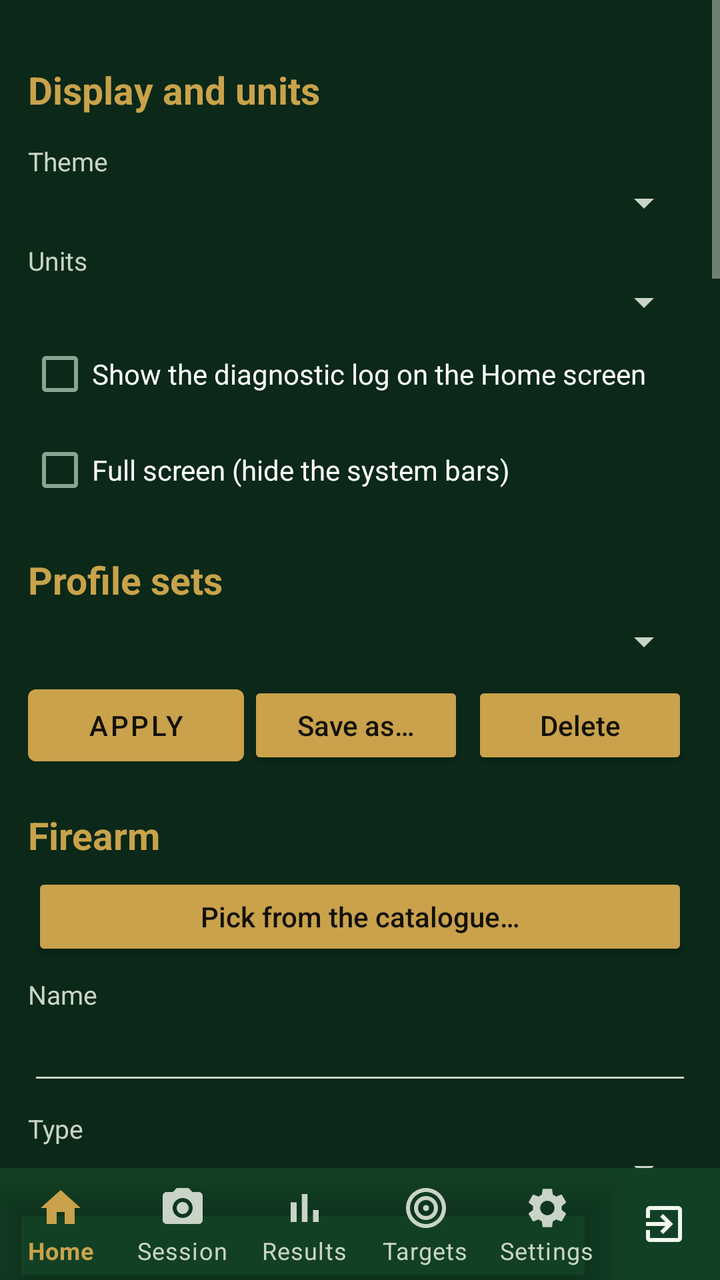
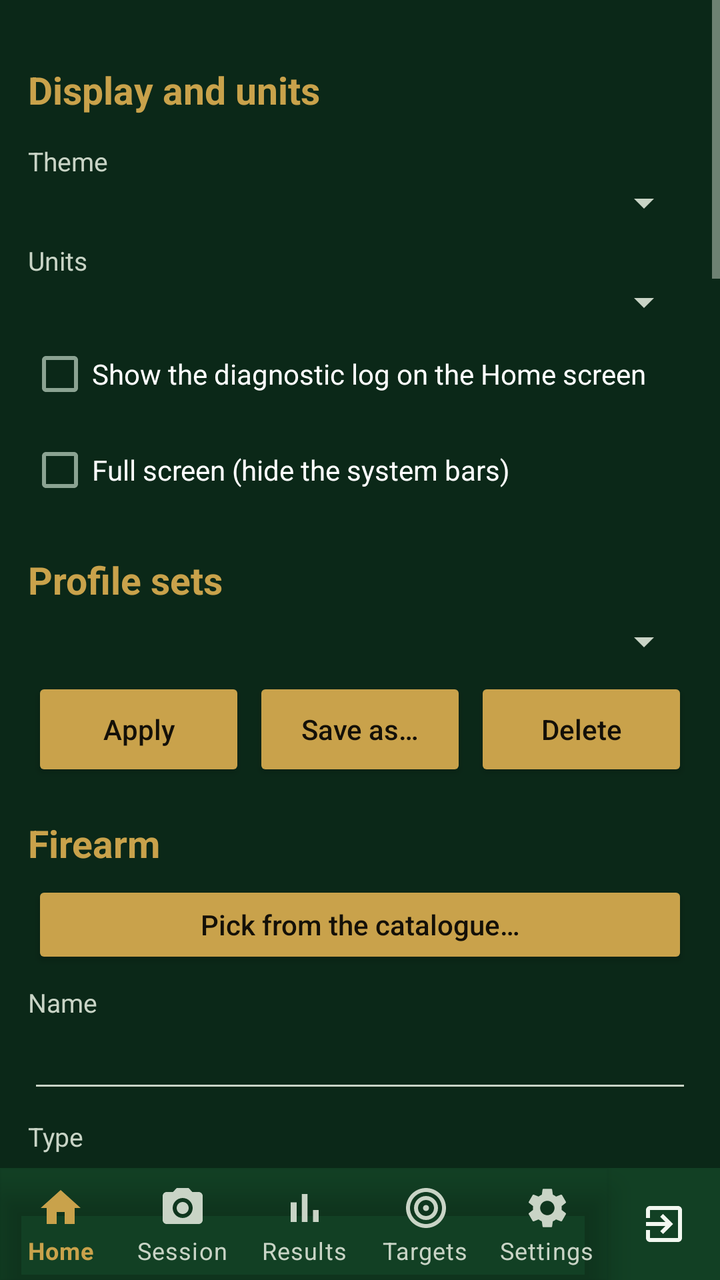

Compare the two renders of this Android layout. The source of the first and the diff that turns it into the second are given below.
<!-- AndroidManifest.xml: application theme Theme.STS -->
<!-- res/layout/activity_profile.xml -->
<?xml version="1.0" encoding="utf-8"?>
<LinearLayout xmlns:android="http://schemas.android.com/apk/res/android"
    android:layout_width="match_parent"
    android:layout_height="match_parent"
    android:orientation="vertical">

    <ScrollView
        android:layout_width="match_parent"
        android:layout_height="0dp"
        android:layout_weight="1">

        <LinearLayout
            android:layout_width="match_parent"
            android:layout_height="wrap_content"
            android:orientation="vertical"
            android:padding="14dp">

            
            <TextView style="@style/Sts.SectionHeading" android:text="Display and units" />

            <TextView style="@style/Sts.FieldLabel" android:text="Theme" />
            <Spinner android:id="@+id/spTheme"
                android:layout_width="match_parent" android:layout_height="wrap_content" />

            <TextView style="@style/Sts.FieldLabel" android:text="Units" />
            <Spinner android:id="@+id/spUnits"
                android:layout_width="match_parent" android:layout_height="wrap_content" />

            <CheckBox android:id="@+id/cbShowLog"
                android:layout_width="match_parent" android:layout_height="wrap_content"
                android:text="Show the diagnostic log on the Home screen" />

            <CheckBox android:id="@+id/cbFullScreen"
                android:layout_width="match_parent" android:layout_height="wrap_content"
                android:text="Full screen (hide the system bars)" />

            
            <TextView style="@style/Sts.SectionHeading" android:text="Profile sets" />

            <Spinner android:id="@+id/spSets"
                android:layout_width="match_parent" android:layout_height="wrap_content" />

            <LinearLayout
                android:layout_width="match_parent" android:layout_height="wrap_content"
                android:orientation="horizontal" android:layout_marginTop="6dp">
                <Button android:id="@+id/btnApplySet"
                    android:layout_width="0dp" android:layout_weight="1"
                    android:layout_height="wrap_content" android:text="Apply" />
                <Button android:id="@+id/btnSaveSet"
                    android:layout_width="0dp" android:layout_weight="1"
                    android:layout_height="wrap_content" android:text="Save as…"
                    style="@style/Sts.ActionButton" />
                <Button android:id="@+id/btnDeleteSet"
                    android:layout_width="0dp" android:layout_weight="1"
                    android:layout_height="wrap_content" android:text="Delete"
                    style="@style/Sts.ActionButton" />
            </LinearLayout>

            
            <TextView style="@style/Sts.SectionHeading" android:text="Firearm" />
            <Button android:id="@+id/btnRifleCatalog"
                android:layout_width="match_parent" android:layout_height="wrap_content"
                style="@style/Sts.ActionButton"
                android:text="Pick from the catalogue…" />

            <TextView style="@style/Sts.FieldLabel" android:text="Name" />
            <EditText android:id="@+id/etRifleName" android:layout_width="match_parent"
                android:layout_height="wrap_content" android:inputType="text" android:autofillHints="" />

            <TextView style="@style/Sts.FieldLabel" android:text="Type" />
            <Spinner android:id="@+id/spFirearmType"
                android:layout_width="match_parent" android:layout_height="wrap_content" />

            <TextView style="@style/Sts.FieldLabel" android:text="Chambering" />
            <EditText android:id="@+id/etCaliber" android:layout_width="match_parent"
                android:layout_height="wrap_content" android:inputType="text" android:autofillHints="" />

            <TextView style="@style/Sts.FieldLabel" android:text="Barrel length (in)" />
            <EditText android:id="@+id/etBarrel" android:layout_width="match_parent"
                android:layout_height="wrap_content" android:inputType="numberDecimal" android:autofillHints="" />

            <TextView style="@style/Sts.FieldLabel" android:text="Twist rate (1 turn in … in)" />
            <EditText android:id="@+id/etTwist" android:layout_width="match_parent"
                android:layout_height="wrap_content" android:inputType="numberDecimal" android:autofillHints="" />

            <TextView style="@style/Sts.FieldLabel" android:text="Sight height above bore (in)" />
            <EditText android:id="@+id/etSightHeight" android:layout_width="match_parent"
                android:layout_height="wrap_content" android:inputType="numberDecimal" android:autofillHints="" />

            <TextView style="@style/Sts.FieldLabel" android:text="Zero distance (m)" />
            <EditText android:id="@+id/etZero" android:layout_width="match_parent"
                android:layout_height="wrap_content" android:inputType="numberDecimal" android:autofillHints="" />

            
            <TextView style="@style/Sts.SectionHeading" android:text="Load" />
            <Button android:id="@+id/btnAmmoCatalog"
                android:layout_width="match_parent" android:layout_height="wrap_content"
                style="@style/Sts.ActionButton"
                android:text="Pick from the catalogue…" />

            <TextView style="@style/Sts.FieldLabel" android:text="Name" />
            <EditText android:id="@+id/etBulletName" android:layout_width="match_parent"
                android:layout_height="wrap_content" android:inputType="text" android:autofillHints="" />

            <TextView style="@style/Sts.FieldLabel" android:text="Projectile diameter (in)" />
            <EditText android:id="@+id/etDiameter" android:layout_width="match_parent"
                android:layout_height="wrap_content" android:inputType="numberDecimal" android:autofillHints="" />

            <TextView style="@style/Sts.FieldLabel" android:text="Weight (gr)" />
            <EditText android:id="@+id/etWeight" android:layout_width="match_parent"
                android:layout_height="wrap_content" android:inputType="numberDecimal" android:autofillHints="" />

            <TextView style="@style/Sts.FieldLabel" android:text="Muzzle velocity (fps)" />
            <EditText android:id="@+id/etMv" android:layout_width="match_parent"
                android:layout_height="wrap_content" android:inputType="numberDecimal" android:autofillHints="" />

            <TextView style="@style/Sts.FieldLabel" android:text="Ballistic coefficient (G1)" />
            <EditText android:id="@+id/etBc" android:layout_width="match_parent"
                android:layout_height="wrap_content" android:inputType="numberDecimal" android:autofillHints="" />

            <TextView android:id="@+id/tvPowerFactor" style="@style/Sts.Value"
                android:layout_marginTop="6dp" android:textSize="12sp" />

            
            <TextView style="@style/Sts.SectionHeading" android:text="Sight" />
            <Button android:id="@+id/btnScopeCatalog"
                android:layout_width="match_parent" android:layout_height="wrap_content"
                style="@style/Sts.ActionButton"
                android:text="Pick from the catalogue…" />

            <TextView style="@style/Sts.FieldLabel" android:text="Name" />
            <EditText android:id="@+id/etScopeName" android:layout_width="match_parent"
                android:layout_height="wrap_content" android:inputType="text" android:autofillHints="" />

            <TextView style="@style/Sts.FieldLabel" android:text="Sight type" />
            <Spinner android:id="@+id/spSightType"
                android:layout_width="match_parent" android:layout_height="wrap_content" />

            <TextView style="@style/Sts.FieldLabel" android:text="Click unit" />
            <Spinner android:id="@+id/spClickUnit"
                android:layout_width="match_parent" android:layout_height="wrap_content" />

            <TextView android:id="@+id/lblClickMm" style="@style/Sts.FieldLabel"
                android:text="Click movement (mm) at the reference distance" />
            <EditText android:id="@+id/etClickMm" android:layout_width="match_parent"
                android:layout_height="wrap_content" android:inputType="numberDecimal" android:autofillHints="" />

            <TextView android:id="@+id/lblClickRef" style="@style/Sts.FieldLabel"
                android:text="Reference distance (m)" />
            <EditText android:id="@+id/etClickRef" android:layout_width="match_parent"
                android:layout_height="wrap_content" android:inputType="numberDecimal" android:autofillHints="" />

            <TextView style="@style/Sts.FieldLabel" android:text="Sight radius (mm, iron sights only; 0 = unknown)" />
            <EditText android:id="@+id/etSightRadius" android:layout_width="match_parent"
                android:layout_height="wrap_content" android:inputType="numberDecimal" android:autofillHints="" />

            <TextView style="@style/Sts.FieldLabel" android:text="Elevation travel (MOA)" />
            <EditText android:id="@+id/etElevTravel" android:layout_width="match_parent"
                android:layout_height="wrap_content" android:inputType="numberDecimal" android:autofillHints="" />

            <TextView style="@style/Sts.FieldLabel" android:text="Windage travel (MOA)" />
            <EditText android:id="@+id/etWindTravel" android:layout_width="match_parent"
                android:layout_height="wrap_content" android:inputType="numberDecimal" android:autofillHints="" />

            <CheckBox android:id="@+id/cbInvertElev"
                android:layout_width="match_parent" android:layout_height="wrap_content"
                android:text="Elevation drum is marked the opposite way round" />
            <CheckBox android:id="@+id/cbInvertWind"
                android:layout_width="match_parent" android:layout_height="wrap_content"
                android:text="Windage drum is marked the opposite way round" />

            <TextView android:id="@+id/tvClickSummary" style="@style/Sts.Value"
                android:layout_marginTop="8dp" android:textSize="12sp" />

            <Button android:id="@+id/btnSave"
                android:layout_width="match_parent" android:layout_height="wrap_content"
                android:layout_marginTop="16dp"
                android:text="Save the active profiles" />

            
            <TextView style="@style/Sts.SectionHeading" android:text="Elsewhere" />
            <Button android:id="@+id/btnRules"
                android:layout_width="match_parent" android:layout_height="wrap_content"
                style="@style/Sts.ActionButton"
                android:text="Competition rules…" />
            <Button android:id="@+id/btnLog"
                android:layout_width="match_parent" android:layout_height="wrap_content"
                style="@style/Sts.ActionButton"
                android:text="Diagnostic log…" />
            <Button android:id="@+id/btnBackup"
                android:layout_width="match_parent" android:layout_height="wrap_content"
                style="@style/Sts.ActionButton"
                android:text="Export a backup of everything" />
            <Button android:id="@+id/btnRestore"
                android:layout_width="match_parent" android:layout_height="wrap_content"
                style="@style/Sts.ActionButton"
                android:text="Restore from a backup" />
            <Button android:id="@+id/btnReset"
                android:layout_width="match_parent" android:layout_height="wrap_content"
                style="@style/Sts.ActionButton"
                android:text="Reset the active profiles to defaults" />

        </LinearLayout>
    </ScrollView>

    <include layout="@layout/include_bottom_nav" />

</LinearLayout>
<!-- res/layout/include_bottom_nav.xml (included above) -->
<?xml version="1.0" encoding="utf-8"?>
<LinearLayout xmlns:android="http://schemas.android.com/apk/res/android"
    xmlns:app="http://schemas.android.com/apk/res-auto"
    android:layout_width="match_parent"
    android:layout_height="wrap_content"
    android:orientation="horizontal"
    android:background="?attr/colorSurface">

    <com.google.android.material.bottomnavigation.BottomNavigationView
        android:id="@+id/bottomNav"
        android:layout_width="0dp"
        android:layout_weight="1"
        android:layout_height="wrap_content"
        android:background="@android:color/transparent"
        app:itemIconTint="@color/bottom_nav_item"
        app:itemTextColor="@color/bottom_nav_item"
        app:labelVisibilityMode="labeled"
        app:menu="@menu/bottom_nav_menu" />

    <LinearLayout
        android:id="@+id/btnExit"
        android:layout_width="56dp"
        android:layout_height="match_parent"
        android:orientation="vertical"
        android:gravity="center"
        android:background="?attr/selectableItemBackgroundBorderless"
        android:contentDescription="@string/nav_exit">

        
        <ImageView
            android:layout_width="24dp"
            android:layout_height="24dp"
            android:src="@drawable/ic_nav_exit"
            app:tint="?android:attr/textColorPrimary"
            android:importantForAccessibility="no" />
    </LinearLayout>
</LinearLayout>
<!-- resources referenced by this layout -->
<resources>
  <!-- drawable ic_nav_exit (drawable) -->
  <vector xmlns:android="http://schemas.android.com/apk/res/android"
      android:width="24dp" android:height="24dp"
      android:viewportWidth="24" android:viewportHeight="24">
      <path android:fillColor="@android:color/white" android:pathData="M10.09,15.59L11.5,17l5,-5 -5,-5 -1.41,1.41L12.67,11H3v2h9.67l-2.58,2.59zM19,3H5c-1.11,0 -2,0.9 -2,2v4h2V5h14v14H5v-4H3v4c0,1.1 0.89,2 2,2h14c1.1,0 2,-0.9 2,-2V5c0,-1.1 -0.9,-2 -2,-2z" />
  </vector>
  <string name="nav_exit">Exit</string>
  <style name="Sts.ActionButton" parent="Widget.AppCompat.Button">
          <item name="android:textAllCaps">false</item>
          <item name="android:textSize">14sp</item>
          <item name="android:minHeight">44dp</item>
          <item name="android:paddingLeft">10dp</item>
          <item name="android:paddingRight">10dp</item>
          <item name="android:layout_marginStart">2dp</item>
          <item name="android:layout_marginEnd">2dp</item>
      </style>
  <style name="Sts.FieldLabel" parent="">
          <item name="android:layout_width">match_parent</item>
          <item name="android:layout_height">wrap_content</item>
          <item name="android:textSize">13sp</item>
          <item name="android:layout_marginTop">8dp</item>
          <item name="android:textColor">?android:attr/textColorSecondary</item>
      </style>
  <style name="Sts.SectionHeading" parent="">
          <item name="android:layout_width">match_parent</item>
          <item name="android:layout_height">wrap_content</item>
          
          <item name="android:textSize">19sp</item>
          <item name="android:textStyle">bold</item>
          <item name="android:layout_marginTop">18dp</item>
          <item name="android:layout_marginBottom">6dp</item>
          <item name="android:textColor">?attr/colorAccent</item>
      </style>
  <style name="Sts.Value" parent="">
          <item name="android:layout_width">match_parent</item>
          <item name="android:layout_height">wrap_content</item>
          <item name="android:textSize">14sp</item>
      </style>
  <style name="Theme.STS" parent="Theme.STS.Dark" />
  <style name="Theme.STS.Base" parent="Theme.MaterialComponents.NoActionBar">
          <item name="android:statusBarColor">@color/dark_bg</item>
      </style>
  <color name="dark_bg">#0B2818</color>
  <color name="dark_surface">#124024</color>
  <color name="dark_accent">#C9A24B</color>
  <color name="dark_on_accent">#141008</color>
  <color name="dark_text">#F2F7F0</color>
  <color name="dark_text_dim">#C9D4C6</color>
  <!-- unchanged entries left out for length: 1 -->
</resources>

<!-- the commit's change to res/layout/activity_profile.xml (unified diff, before → after) -->
@@ -44,16 +44,14 @@
                 android:layout_width="match_parent" android:layout_height="wrap_content"
                 android:orientation="horizontal" android:layout_marginTop="6dp">
                 <Button android:id="@+id/btnApplySet"
-                    android:layout_width="0dp" android:layout_weight="1"
-                    android:layout_height="wrap_content" android:text="Apply" />
+                    style="@style/Sts.GridButton"
+                    android:text="Apply" />
                 <Button android:id="@+id/btnSaveSet"
-                    android:layout_width="0dp" android:layout_weight="1"
-                    android:layout_height="wrap_content" android:text="Save as…"
-                    style="@style/Sts.ActionButton" />
+                    style="@style/Sts.GridButton"
+                    android:text="Save as…" />
                 <Button android:id="@+id/btnDeleteSet"
-                    android:layout_width="0dp" android:layout_weight="1"
-                    android:layout_height="wrap_content" android:text="Delete"
-                    style="@style/Sts.ActionButton" />
+                    style="@style/Sts.GridButton"
+                    android:text="Delete" />
             </LinearLayout>
 
             
<!-- resource entries referenced after the edit -->
@@ -22,6 +22,19 @@
           <item name="android:textSize">13sp</item>
           <item name="android:layout_marginTop">8dp</item>
           <item name="android:textColor">?android:attr/textColorSecondary</item>
+      </style>
+  <style name="Sts.GridButton" parent="Widget.AppCompat.Button">
+          <item name="android:layout_width">0dp</item>
+          <item name="android:layout_weight">1</item>
+          <item name="android:layout_height">52dp</item>
+          <item name="android:textAllCaps">false</item>
+          <item name="android:textSize">14sp</item>
+          <item name="android:paddingLeft">4dp</item>
+          <item name="android:paddingRight">4dp</item>
+          <item name="android:layout_marginStart">2dp</item>
+          <item name="android:layout_marginEnd">2dp</item>
+          <item name="android:maxLines">1</item>
+          <item name="android:ellipsize">end</item>
       </style>
   <style name="Sts.SectionHeading" parent="">
           <item name="android:layout_width">match_parent</item>
